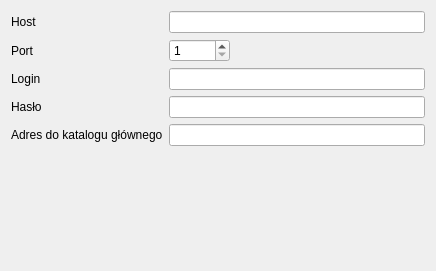
The window that uploaders/ftpuploader.ui (fotorelacjonusz/classic) describes before a commit, drawn with Qt 5.
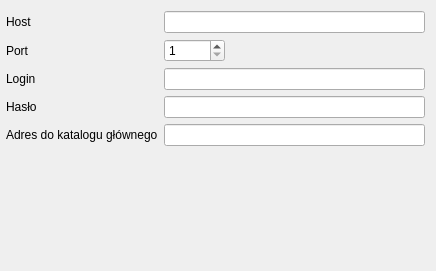
The same window after the commit.

Commit message: layout margins, editable lengthComboBox, filled arrow head

What changed in the file:
```diff
--- a/uploaders/ftpuploader.ui
+++ b/uploaders/ftpuploader.ui
@@ -17,6 +17,9 @@
    <property name="fieldGrowthPolicy">
     <enum>QFormLayout::ExpandingFieldsGrow</enum>
    </property>
+   <property name="leftMargin">
+    <number>6</number>
+   </property>
    <item row="0" column="0">
     <widget class="QLabel" name="hostLabel">
      <property name="text">
```
The commit also changes 11 other files.
